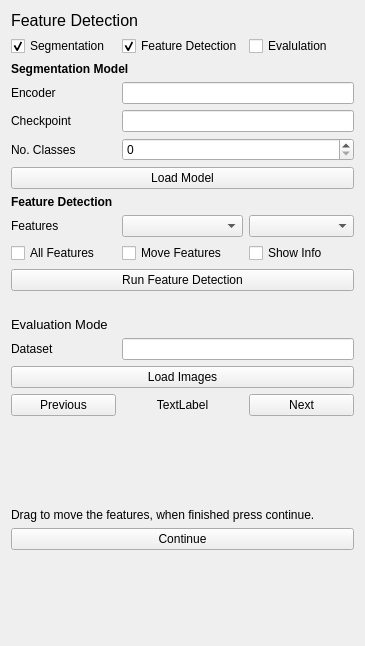
Above: fibsem/ui/qtdesigner_files/FibsemDetectionWidget.ui from DeMarcoLab/fibsem before the change. Below: the same form after it.
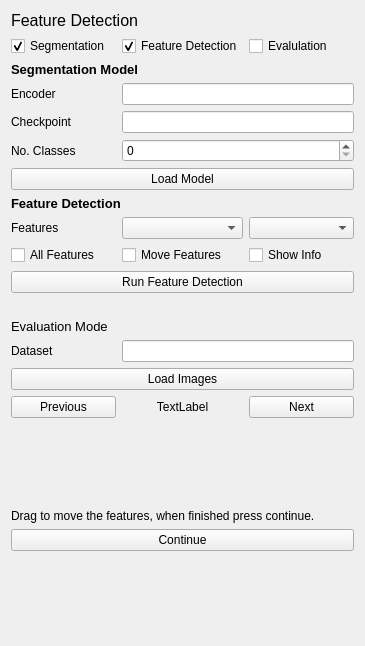
That is the form after the change.

Diff of the .ui file:
```diff
--- a/fibsem/ui/qtdesigner_files/FibsemDetectionWidget.ui
+++ b/fibsem/ui/qtdesigner_files/FibsemDetectionWidget.ui
@@ -93,6 +93,7 @@
     <widget class="QLabel" name="label_header_features">
      <property name="font">
       <font>
+       <pointsize>10</pointsize>
        <weight>75</weight>
        <bold>true</bold>
       </font>
@@ -191,6 +192,7 @@
     <widget class="QLabel" name="label_header_model">
      <property name="font">
       <font>
+       <pointsize>10</pointsize>
        <weight>75</weight>
        <bold>true</bold>
       </font>
```
